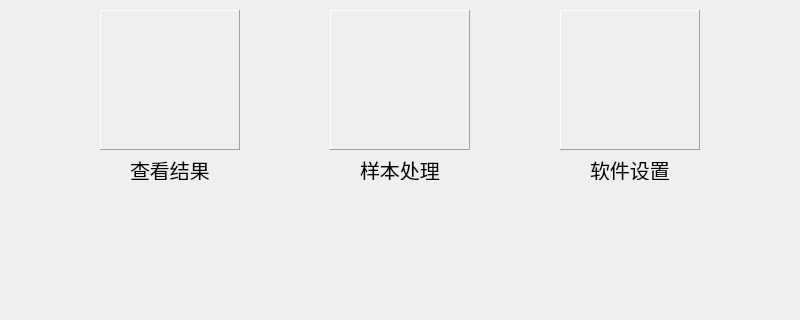
The window that demo/maindialog.ui (heyuyi/qt-gui) describes before a commit, drawn with Qt 5; both pictures show x 0 to 800 and y 160 to 480 of the 800 by 480 pixel window.
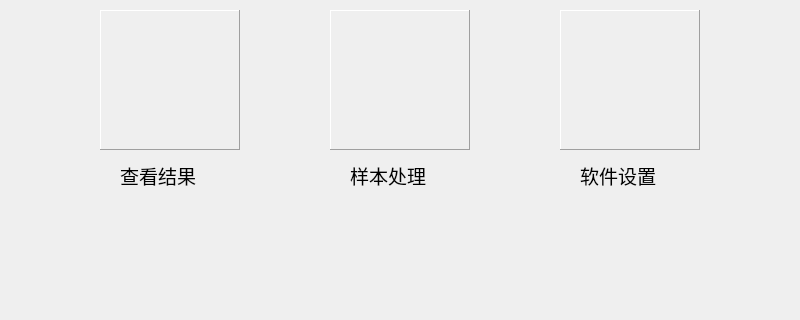
The same window after the commit. Icons and pictures are not drawn. Custom widgets are drawn as their Qt base class.

Diff of the .ui file:
```diff
--- a/demo/maindialog.ui
+++ b/demo/maindialog.ui
@@ -82,15 +82,15 @@
   <widget class="QLabel" name="resultLabel">
    <property name="geometry">
     <rect>
-     <x>130</x>
+     <x>120</x>
      <y>320</y>
-     <width>80</width>
-     <height>20</height>
+     <width>100</width>
+     <height>30</height>
     </rect>
    </property>
    <property name="font">
     <font>
-     <pointsize>15</pointsize>
+     <pointsize>14</pointsize>
     </font>
    </property>
    <property name="text">
@@ -100,15 +100,15 @@
   <widget class="QLabel" name="processLabel">
    <property name="geometry">
     <rect>
-     <x>360</x>
+     <x>350</x>
      <y>320</y>
-     <width>80</width>
-     <height>20</height>
+     <width>100</width>
+     <height>30</height>
     </rect>
    </property>
    <property name="font">
     <font>
-     <pointsize>15</pointsize>
+     <pointsize>14</pointsize>
     </font>
    </property>
    <property name="text">
@@ -118,15 +118,15 @@
   <widget class="QLabel" name="paramLabel">
    <property name="geometry">
     <rect>
-     <x>590</x>
+     <x>580</x>
      <y>320</y>
-     <width>80</width>
-     <height>20</height>
+     <width>100</width>
+     <height>30</height>
     </rect>
    </property>
    <property name="font">
     <font>
-     <pointsize>15</pointsize>
+     <pointsize>14</pointsize>
     </font>
    </property>
    <property name="text">
```
Left out of the diff: 13 changed lines with no effect on the pictures.
